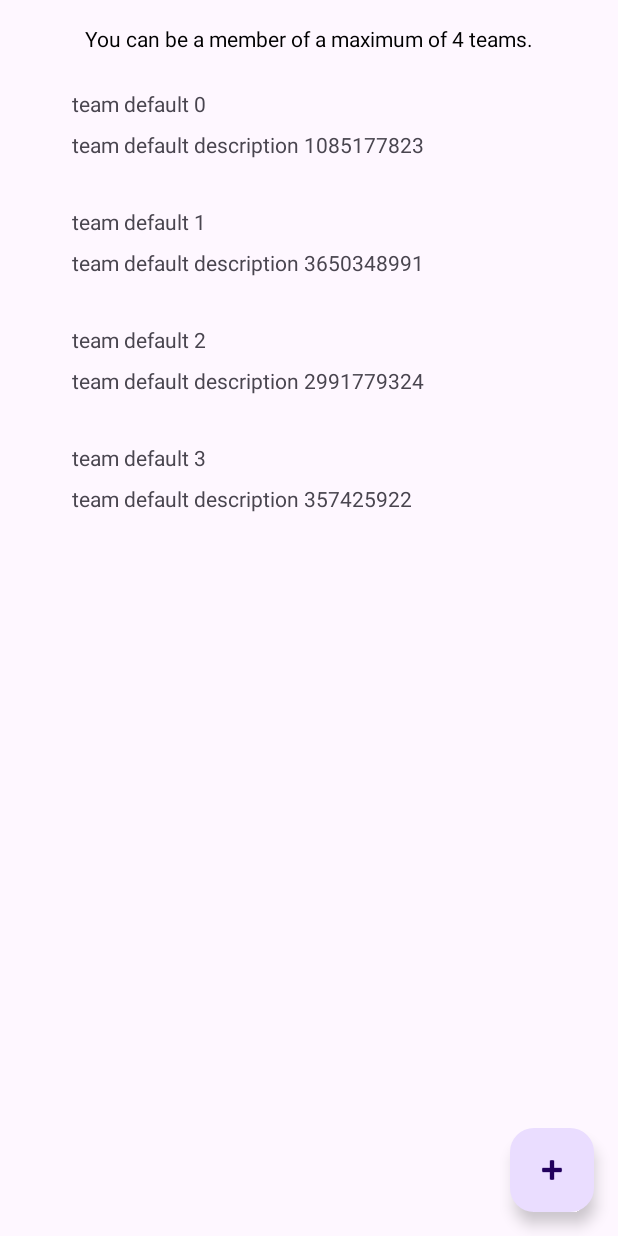
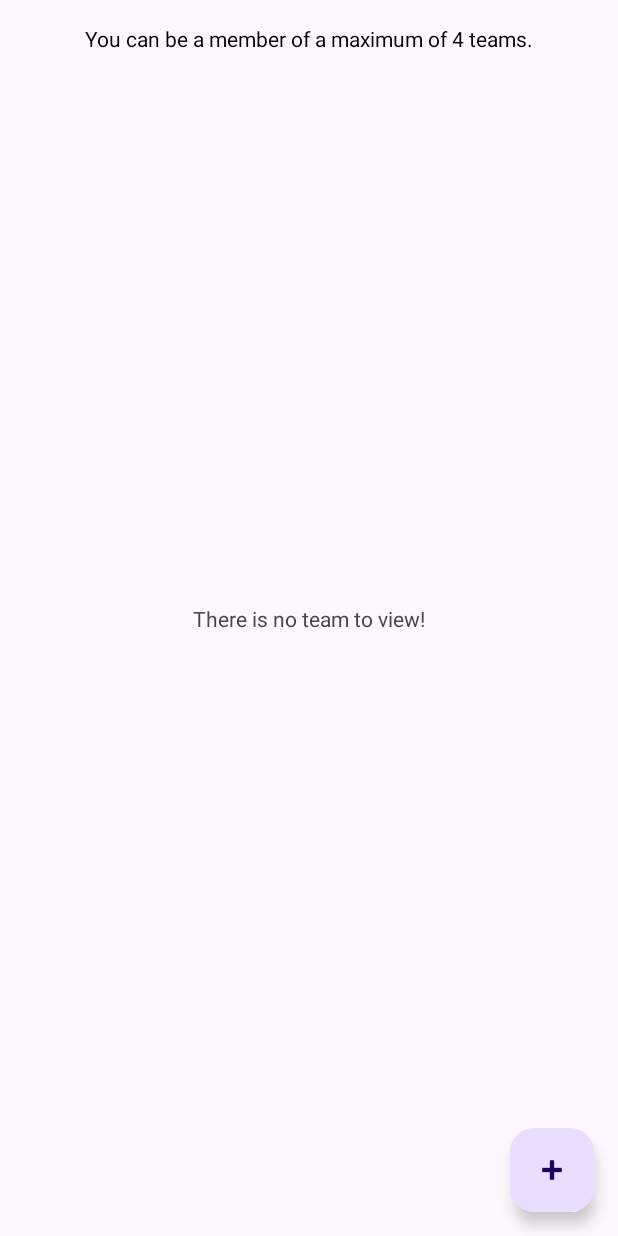
Before and after one commit to rabaduptis/TeamUP, an Android app: the screen it shows after launch once a user with an empty profile is signed in (MainActivity), on a phone screen of 412 x 824 dp. Run offline under Robolectric (Android 15) with nearby library versions, the phone set to English and light mode, and no system bars; our stand-ins replace Dagger/Hilt's generated code, Firebase (no records; nobody signed in at launch, a user with empty details on screens opened directly).

Commit message:
add swipe refresh, todo refresh create team changes

```diff
--- a/app/build.gradle.kts
+++ b/app/build.gradle.kts
@@ -102,7 +102,10 @@ dependencies {
     implementation(libs.hilt.android)
     kapt(libs.hilt.android.compiler)
     implementation(libs.androidx.lifecycle.viewmodel.ktx)
-
+    implementation(libs.androidx.lifecycle.livedata.ktx)
+    implementation(libs.androidx.lifecycle.runtime.ktx)
+    implementation(libs.androidx.activity.ktx)
+    implementation (libs.androidx.fragment.ktx)
 }
 
 kapt {
--- a/app/src/main/AndroidManifest.xml
+++ b/app/src/main/AndroidManifest.xml
@@ -14,7 +14,7 @@
         android:theme="@style/Theme.TeamUP"
         tools:targetApi="31">
         <service
-            android:name="com.root14.FcmService"
+            android:name=".FcmService"
             android:exported="false">
             <intent-filter>
                 <action android:name="com.google.firebase.MESSAGING_EVENT" />
--- a/app/src/main/java/com/root14/FcmService.kt
+++ b/app/src/main/java/com/root14/teamup/FcmService.kt
@@ -1,4 +1,4 @@
-package com.root14
+package com.root14.teamup
 
 import android.util.Log
 import com.google.firebase.messaging.FirebaseMessagingService
--- a/app/src/main/java/com/root14/teamup/data/PrefDataStoreManager.kt
+++ b/app/src/main/java/com/root14/teamup/data/PrefDataStoreManager.kt
@@ -1,6 +1,5 @@
 package com.root14.teamup.data;
 
-import android.app.Application
 import android.content.Context
 import androidx.datastore.core.DataStore
 import androidx.datastore.preferences.core.Preferences
@@ -33,6 +32,15 @@ class PrefDataStoreManager private constructor(private val dataStore: DataStore<
             }
             return instance!!
         }
+    }
+
+    /**
+     * Returns a map of all data in the shared preferences file.
+     *
+     * @return A map of all data in the shared preferences file.
+     */
+    fun getAllData() = dataStore.data.map { preferences ->
+        preferences.asMap()
     }
 
     /**
--- a/app/src/main/java/com/root14/teamup/view/activity/MainActivity.kt
+++ b/app/src/main/java/com/root14/teamup/view/activity/MainActivity.kt
@@ -1,7 +1,10 @@
 package com.root14.teamup.view.activity
 
 import android.os.Bundle
+import androidx.activity.viewModels
 import androidx.appcompat.app.AppCompatActivity
+import androidx.fragment.app.viewModels
+import androidx.lifecycle.lifecycleScope
 import androidx.recyclerview.widget.LinearLayoutManager
 import androidx.recyclerview.widget.RecyclerView
 import com.google.firebase.auth.ktx.auth
@@ -12,6 +15,7 @@ import com.root14.teamup.model.TeamModel
 import com.root14.teamup.util.Util
 import com.root14.teamup.view.adapter.TeamsAdapter
 import com.root14.teamup.view.fragment.TeamCreateDialogFragment
+import com.root14.teamup.viewmodel.CreateTeamViewModel
 import dagger.hilt.android.AndroidEntryPoint
 import kotlinx.coroutines.Dispatchers
 import kotlinx.coroutines.GlobalScope
@@ -24,6 +28,8 @@ class MainActivity : AppCompatActivity() {
 
     private lateinit var binding: ActivityMainBinding
 
+    private val createTeamViewModel: CreateTeamViewModel by viewModels()
+
     override fun onCreate(savedInstanceState: Bundle?) {
         super.onCreate(savedInstanceState)
         binding = ActivityMainBinding.inflate(layoutInflater)
@@ -32,49 +38,51 @@ class MainActivity : AppCompatActivity() {
 
         val listItems = mutableListOf<TeamModel>()
 
-        for (i in 0..3) {
-            listItems.add(
-                TeamModel(
-                    "team default $i", "team default description ${Random.nextInt().toUInt()}"
-                )
-            )
-        }
-
         val myManager: RecyclerView.LayoutManager = LinearLayoutManager(this)
         val myAdapter: RecyclerView.Adapter<*> = TeamsAdapter(listItems)
+
+        updateUI(listItems)
 
         binding.recyclerViewTeams.layoutManager = myManager
         binding.recyclerViewTeams.adapter = myAdapter
         binding.recyclerViewTeams.setHasFixedSize(true)
-
 
         binding.floatingActionButtonTeamAdd.setOnClickListener {
             val modelBottomSheet = TeamCreateDialogFragment()
             modelBottomSheet.show(supportFragmentManager, "TeamCreateDialogFragment")
         }
 
-        GlobalScope.launch(Dispatchers.IO) {
-            PrefDataStoreManager.getInstance(this@MainActivity)
-                .saveStringData("SampleKey", "SampleData")
+        //TODO:not working like swipe refresh
+        createTeamViewModel.createTeamUiState.observe(this) { it ->
+            if (!it.isError) {
+                updateUI(listItems)
+                myAdapter.notifyDataSetChanged()
+                //binding.textViewNoItem.visibility = RecyclerView.GONE
+            }
 
-            var dummy =
-                PrefDataStoreManager.getInstance(this@MainActivity).readStringData("SampleKey")
-
-
-            dummy.collect {
-                println("douglas: $it")
-            }
         }
 
-
         binding.swipeRefresh.setOnRefreshListener {
-
             println("look douglas! it is working!")
-            GlobalScope.launch {
-                delay(5000)
+            lifecycleScope.launch(Dispatchers.Main) {
+                myAdapter.notifyDataSetChanged()
                 binding.swipeRefresh.isRefreshing = false
             }
         }
+    }
 
+    private fun updateUI(listItems: MutableList<TeamModel>) {
+        lifecycleScope.launch {
+            PrefDataStoreManager.getInstance(this@MainActivity).getAllData().collect { teams ->
+                if (teams.isEmpty()) {
+                    binding.textViewNoItem.visibility = RecyclerView.VISIBLE
+                } else {
+                    binding.textViewNoItem.visibility = RecyclerView.GONE
+                    teams.forEach { team ->
+                        listItems.add(TeamModel(team.key.name, team.value.toString()))
+                    }
+                }
+            }
+        }
     }
 }
--- a/app/src/main/java/com/root14/teamup/viewmodel/CreateTeamViewModel.kt
+++ b/app/src/main/java/com/root14/teamup/viewmodel/CreateTeamViewModel.kt
@@ -10,6 +10,7 @@ import com.root14.teamup.model.state.CreateTeamUiState
 import dagger.hilt.android.lifecycle.HiltViewModel
 import kotlinx.coroutines.Dispatchers
 import kotlinx.coroutines.launch
+import java.util.UUID
 import javax.inject.Inject
 
 @HiltViewModel
@@ -27,9 +28,10 @@ class CreateTeamViewModel @Inject constructor(private val prefDataStoreManager:
 
     fun createTeam(teamName: String, teamDescription: String) {
         viewModelScope.launch(Dispatchers.IO) {
+            val teamUid = UUID.randomUUID().toString()
             try {
                 prefDataStoreManager.saveStringData(
-                    "${PrefDataTags.TEAM} $teamName", teamDescription
+                    "${PrefDataTags.TEAM}+$teamName", "$teamDescription+$teamUid"
                 )
                 // Update the UI state with a success message.
                 _createTeamUiState.postValue(CreateTeamUiState(isError = false))
--- a/app/src/main/res/layout/activity_main.xml
+++ b/app/src/main/res/layout/activity_main.xml
@@ -50,5 +50,16 @@
             app:layout_constraintBottom_toBottomOf="parent"
             app:layout_constraintEnd_toEndOf="parent"
             app:srcCompat="@android:drawable/ic_input_add" />
+
+        <TextView
+            android:id="@+id/textView_no_item"
+            android:layout_width="wrap_content"
+            android:layout_height="wrap_content"
+            android:text="@string/there_is_no_team_to_view"
+            android:visibility="invisible"
+            app:layout_constraintBottom_toBottomOf="parent"
+            app:layout_constraintEnd_toEndOf="parent"
+            app:layout_constraintStart_toStartOf="parent"
+            app:layout_constraintTop_toTopOf="parent" />
     </androidx.constraintlayout.widget.ConstraintLayout>
 </androidx.swiperefreshlayout.widget.SwipeRefreshLayout>
--- a/app/src/main/res/values-night/strings.xml
+++ b/app/src/main/res/values-night/strings.xml
@@ -6,4 +6,5 @@
     <string name="default_team_name">DEFAULT TEAM NAME</string>
     <string name="default_team_description">DEFAULT TEAM DESCRIPTION</string>
     <string name="create_team">Create Team</string>
+    <string name="there_is_no_team_to_view">There is no team to view!</string>
 </resources>
--- a/app/src/main/res/values/strings.xml
+++ b/app/src/main/res/values/strings.xml
@@ -6,4 +6,5 @@
     <string name="default_team_name">DEFAULT TEAM NAME</string>
     <string name="default_team_description">DEFAULT TEAM DESCRIPTION</string>
     <string name="create_team">Create Team</string>
+    <string name="there_is_no_team_to_view">There is no team to view!</string>
 </resources>
--- a/gradle/libs.versions.toml
+++ b/gradle/libs.versions.toml
@@ -1,6 +1,7 @@
 [versions]
 agp = "8.3.0-alpha14"
 datastore-preferences = "1.0.0"
+fragment-ktx = "1.6.2"
 google-services = "4.4.0"
 hilt-android-compiler = "2.45"
 kotlin = "1.8.21"
@@ -11,6 +12,7 @@ espresso-core = "3.5.1"
 appcompat = "1.6.1"
 kotlinx-coroutines-android = "1.7.1"
 lifecycle-livedata-ktx = "2.6.2"
+lifecycleviewmodel = "2.2.0"
 material = "1.10.0"
 constraintlayout = "2.1.4"
 firebase-auth = "22.3.0"
@@ -21,9 +23,13 @@ recyclerview = "1.3.2"
 swiperefreshlayout = "1.2.0-alpha01"
 
 [libraries]
+androidx-activity-ktx = { module = "androidx.activity:activity-ktx", version.ref = "activity" }
 androidx-datastore-preferences = { module = "androidx.datastore:datastore-preferences", version.ref = "datastore-preferences" }
+androidx-fragment-ktx = { module = "androidx.fragment:fragment-ktx", version.ref = "fragment-ktx" }
 androidx-lifecycle-livedata-ktx = { module = "androidx.lifecycle:lifecycle-livedata-ktx", version.ref = "lifecycle-livedata-ktx" }
+androidx-lifecycle-runtime-ktx = { module = "androidx.lifecycle:lifecycle-runtime-ktx", version.ref = "lifecycle-livedata-ktx" }
 androidx-lifecycle-viewmodel-ktx = { module = "androidx.lifecycle:lifecycle-viewmodel-ktx", version.ref = "lifecycle-livedata-ktx" }
+androidx-lifecycleviewmodel = { module = "androidx.lifecycle:lifecycleviewmodel", version.ref = "lifecycleviewmodel" }
 androidx-swiperefreshlayout = { module = "androidx.swiperefreshlayout:swiperefreshlayout", version.ref = "swiperefreshlayout" }
 core-ktx = { group = "androidx.core", name = "core-ktx", version.ref = "core-ktx" }
 google-services = { module = "com.google.gms:google-services", version.ref = "google-services" }
```
Also changed, not shown: app/src/main/java/com/root14/teamup/view/fragment/TeamCreateDialogFragment.kt (+41 -2 lines).
